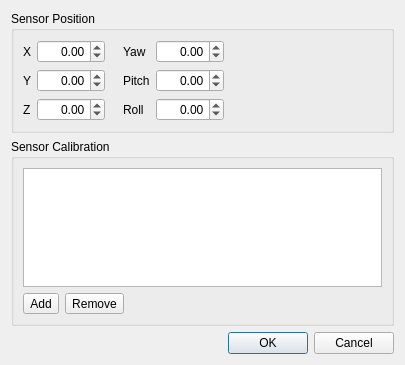
The window that VelodyneHDL/vvCalibrationDialog.ui (Kitware/VeloView) describes before a commit, drawn with Qt 5.
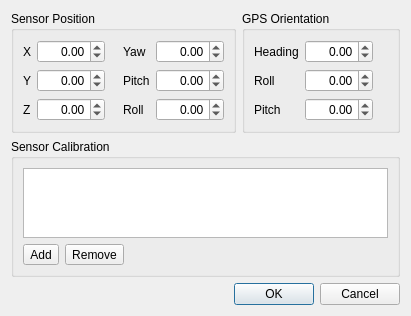
The same window after the commit. Icons and pictures are not drawn.

Commit message:
add UI to configure GPS "base" orientation
Modify vvCalibrationDialog to also include "base" orientation angles for
the GPS (i.e. Applanix) sensor, in order to apply these to the reported
orientation, which may need to be adjusted for the orientation in which
the sensor is installed.

The edit to the form file:
```diff
--- a/VelodyneHDL/vvCalibrationDialog.ui
+++ b/VelodyneHDL/vvCalibrationDialog.ui
@@ -6,15 +6,15 @@
    <rect>
     <x>0</x>
     <y>0</y>
-    <width>405</width>
-    <height>365</height>
+    <width>411</width>
+    <height>299</height>
    </rect>
   </property>
   <property name="windowTitle">
    <string>Sensor Configuration</string>
   </property>
-  <layout class="QVBoxLayout" name="verticalLayout">
-   <item>
+  <layout class="QGridLayout" name="gridLayout_2" columnstretch="0,1">
+   <item row="0" column="0">
     <widget class="QGroupBox" name="PositionGroup">
      <property name="title">
       <string>Sensor Position</string>
@@ -174,7 +174,7 @@
         </property>
         <property name="sizeHint" stdset="0">
          <size>
-          <width>149</width>
+          <width>0</width>
           <height>20</height>
          </size>
         </property>
@@ -183,7 +183,96 @@
      </layout>
     </widget>
    </item>
-   <item>
+   <item row="0" column="1">
+    <widget class="QGroupBox" name="groupBox">
+     <property name="title">
+      <string>GPS Orientation</string>
+     </property>
+     <layout class="QHBoxLayout" name="horizontalLayout_2">
+      <item>
+       <layout class="QFormLayout" name="formLayout">
+        <property name="fieldGrowthPolicy">
+         <enum>QFormLayout::AllNonFixedFieldsGrow</enum>
+        </property>
+        <item row="0" column="0">
+         <widget class="QLabel" name="GpsYawLabel">
+          <property name="text">
+           <string>Heading</string>
+          </property>
+         </widget>
+        </item>
+        <item row="0" column="1">
+         <widget class="QDoubleSpinBox" name="GpsYawSpinBox">
+          <property name="alignment">
+           <set>Qt::AlignRight|Qt::AlignTrailing|Qt::AlignVCenter</set>
+          </property>
+          <property name="minimum">
+           <double>-360.000000000000000</double>
+          </property>
+          <property name="maximum">
+           <double>360.000000000000000</double>
+          </property>
+         </widget>
+        </item>
+        <item row="1" column="0">
+         <widget class="QLabel" name="GpsRollLabel">
+          <property name="text">
+           <string>Roll</string>
+          </property>
+         </widget>
+        </item>
+        <item row="1" column="1">
+         <widget class="QDoubleSpinBox" name="GpsRollSpinBox">
+          <property name="alignment">
+           <set>Qt::AlignRight|Qt::AlignTrailing|Qt::AlignVCenter</set>
+          </property>
+          <property name="minimum">
+           <double>-180.000000000000000</double>
+          </property>
+          <property name="maximum">
+           <double>180.000000000000000</double>
+          </property>
+         </widget>
+        </item>
+        <item row="2" column="0">
+         <widget class="QLabel" name="GpsPitchLabel">
+          <property name="text">
+           <string>Pitch</string>
+          </property>
+         </widget>
+        </item>
+        <item row="2" column="1">
+         <widget class="QDoubleSpinBox" name="GpsPitchSpinBox">
+          <property name="alignment">
+           <set>Qt::AlignRight|Qt::AlignTrailing|Qt::AlignVCenter</set>
+          </property>
+          <property name="minimum">
+           <double>-90.000000000000000</double>
+          </property>
+          <property name="maximum">
+           <double>90.000000000000000</double>
+          </property>
+         </widget>
+        </item>
+       </layout>
+      </item>
+      <item>
+       <spacer name="horizontalSpacer_4">
+        <property name="orientation">
+         <enum>Qt::Horizontal</enum>
+        </property>
+        <property name="sizeHint" stdset="0">
+         <size>
+          <width>20</width>
+          <height>20</height>
+         </size>
+        </property>
+       </spacer>
+      </item>
+     </layout>
+    </widget>
+   </item>
+   <item row="1" column="0" colspan="2">
     <widget class="QGroupBox" name="CalibrationGroup">
      <property name="title">
       <string>Sensor Calibration</string>
@@ -234,7 +323,7 @@
      </layout>
     </widget>
    </item>
-   <item>
+   <item row="2" column="0" colspan="2">
     <widget class="QDialogButtonBox" name="ButtonBox">
      <property name="orientation">
       <enum>Qt::Horizontal</enum>
```
Left out of the diff: 8 changed lines with no effect on the pictures. The commit also changes 6 other files.
